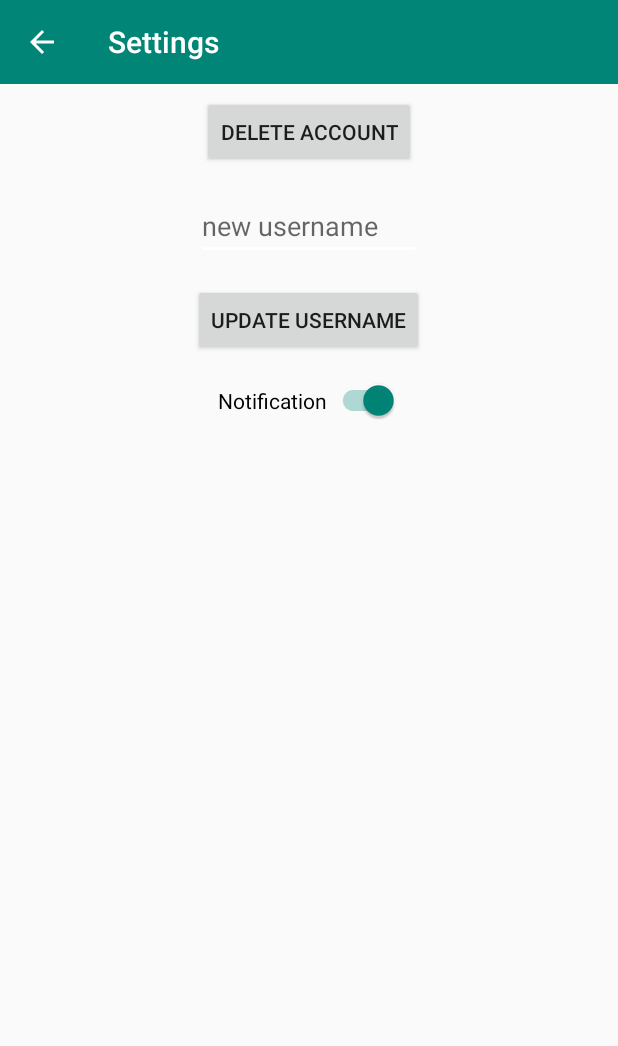
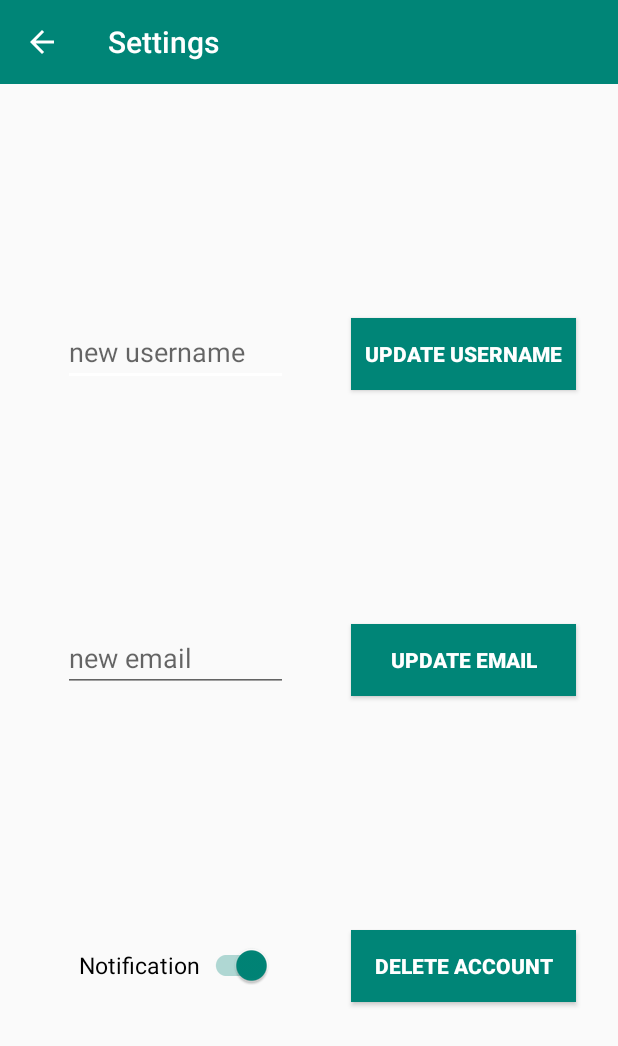
Before and after one commit to k4iz0/Go4Lunch, an Android app: the SettingsActivity screen opened directly, with no data from a screen before it, after a tap on "UPDATE USERNAME", on a phone screen of 412 x 824 dp. Shown: the top 1046 px of the screen. Run offline under Robolectric (Android 15) with nearby library versions, the light colour scheme and no system bars; our stand-ins replace ButterKnife, Firebase (no records; nobody signed in at launch, a user with empty details on screens opened directly).

Commit message:
implement update email fonctionnality in setting

```diff
--- a/app/src/main/java/ltd/kaizo/go4lunch/controller/activities/BaseActivity.java
+++ b/app/src/main/java/ltd/kaizo/go4lunch/controller/activities/BaseActivity.java
@@ -26,7 +26,7 @@ public abstract class BaseActivity extends AppCompatActivity {
     protected void onCreate(@Nullable Bundle savedInstanceState) {
         super.onCreate(savedInstanceState);
         this.setContentView(this.getFragmentLayout());
-        ButterKnife.bind(this,this);
+        ButterKnife.bind(this);
         DataRecordHelper.init(getApplicationContext());
 
         this.configureDesign();
--- a/app/src/main/java/ltd/kaizo/go4lunch/controller/activities/MainActivity.java
+++ b/app/src/main/java/ltd/kaizo/go4lunch/controller/activities/MainActivity.java
@@ -287,10 +287,10 @@ public class MainActivity extends BaseActivity implements NavigationView.OnNavig
         } else {
             username = currentUser.getUsername();
         }
-        if (TextUtils.isEmpty(getCurrentUser().getEmail())) {
+        if (TextUtils.isEmpty(currentUser.getEmail())) {
             email = "no email found";
         } else {
-            email = getCurrentUser().getEmail();
+            email = currentUser.getEmail();
         }
         if (TextUtils.isEmpty(currentUser.getUrlPicture())) {
             avatarUrl = "";
--- a/app/src/main/java/ltd/kaizo/go4lunch/controller/activities/SettingsActivity.java
+++ b/app/src/main/java/ltd/kaizo/go4lunch/controller/activities/SettingsActivity.java
@@ -3,7 +3,6 @@ package ltd.kaizo.go4lunch.controller.activities;
 import android.content.DialogInterface;
 import android.content.Intent;
 import android.support.annotation.NonNull;
-import android.support.design.widget.CoordinatorLayout;
 import android.support.v7.app.ActionBar;
 import android.support.v7.app.AlertDialog;
 import android.support.v7.widget.SwitchCompat;
@@ -20,6 +19,9 @@ import com.google.android.gms.tasks.OnFailureListener;
 import com.google.android.gms.tasks.OnSuccessListener;
 import com.google.android.gms.tasks.Task;
 
+import java.util.regex.Matcher;
+import java.util.regex.Pattern;
+
 import butterknife.BindView;
 import butterknife.OnClick;
 import ltd.kaizo.go4lunch.R;
@@ -34,11 +36,12 @@ import static ltd.kaizo.go4lunch.models.utils.DataRecordHelper.write;
  */
 public class SettingsActivity extends BaseActivity {
 
+    public static final Pattern VALID_EMAIL_ADDRESS_REGEX =
+            Pattern.compile("^[A-Z0-9._%+-]+@[A-Z0-9.-]+\\.[A-Z]{2,6}$", Pattern.CASE_INSENSITIVE);
     /**
      * The constant DELETE_USER_TASK.
      */
     private static final int DELETE_USER_TASK = 20;
-    CoordinatorLayout activitySettingLayout;
     /**
      * The Toolbar.
      */
@@ -49,12 +52,19 @@ public class SettingsActivity extends BaseActivity {
      */
     @BindView(R.id.activity_setting_notification_switch)
     SwitchCompat notificationSwitch;
+    @BindView(R.id.activity_setting_username_edit_text)
+    EditText usernameEditText;
+    @BindView(R.id.activity_setting_email_edittext)
+    EditText emailEditText;
     /**
      * The Tag.
      */
-    @BindView(R.id.activity_setting_username_edit_text)
-    EditText usernameEditText;
     private String TAG = getClass().getSimpleName();
+
+    public static boolean validateEmail(String emailStr) {
+        Matcher matcher = VALID_EMAIL_ADDRESS_REGEX.matcher(emailStr);
+        return matcher.find();
+    }
 
     @Override
     public int getFragmentLayout() {
@@ -65,7 +75,6 @@ public class SettingsActivity extends BaseActivity {
     public void configureDesign() {
         this.configureToolbar();
         this.configureNotificationSwitch();
-        activitySettingLayout = findViewById(R.id.activity_setting_coordinator_layout);
     }
 
     /**
@@ -92,13 +101,13 @@ public class SettingsActivity extends BaseActivity {
      * Configure on click update username button.
      */
     @OnClick(R.id.activity_setting_update_username_btn)
-    public void configureOnClickUpdateUsernameButton(final View view) {
+    public void configureOnClickUpdateUsernameButton() {
         if (isUsernameValid()) {
             UserHelper.updateUsername(usernameEditText.getText().toString(), getCurrentUser().getUid()).addOnCompleteListener(new OnCompleteListener<Void>() {
                 @Override
                 public void onComplete(@NonNull Task<Void> task) {
                     if (task.isSuccessful()) {
-                        Toast.makeText(getApplicationContext(), getString(R.string.update_usermane_success) + " " + usernameEditText.getText().toString(), Toast.LENGTH_SHORT).show();
+                        Toast.makeText(getApplicationContext(), getString(R.string.update_usermane_success) + " : " + usernameEditText.getText().toString(), Toast.LENGTH_SHORT).show();
                     }
                 }
             }).addOnFailureListener(new OnFailureListener() {
@@ -110,6 +119,34 @@ public class SettingsActivity extends BaseActivity {
         } else {
             Toast.makeText(this, getString(R.string.updateUsernameError), Toast.LENGTH_SHORT).show();
         }
+    }
+
+    /**
+     * configure on click update email button
+     */
+    @OnClick(R.id.activity_setting_update_email_btn)
+    public void configureOnClickUpdateEmailButton() {
+        if (isEmailValid()) {
+            UserHelper.updateEmail(emailEditText.getText().toString(), getCurrentUser().getUid()).addOnCompleteListener(new OnCompleteListener<Void>() {
+                @Override
+                public void onComplete(@NonNull Task<Void> task) {
+                    if (task.isSuccessful()) {
+                        Toast.makeText(getApplicationContext(), getString(R.string.update_email_success) + " : " + emailEditText.getText().toString(), Toast.LENGTH_SHORT).show();
+                    }
+                }
+            }).addOnFailureListener(new OnFailureListener() {
+                @Override
+                public void onFailure(@NonNull Exception e) {
+                    Toast.makeText(getApplicationContext(), getString(R.string.error_unknown_error), Toast.LENGTH_SHORT).show();
+                }
+            });
+        } else {
+            Toast.makeText(getApplicationContext(), getString(R.string.updateEmailError), Toast.LENGTH_SHORT).show();
+        }
+    }
+
+    private boolean isEmailValid() {
+        return emailEditText.getText().length() > 0 && validateEmail(emailEditText.getText().toString());
     }
 
     /**
@@ -192,7 +229,6 @@ public class SettingsActivity extends BaseActivity {
         };
     }
 
-
     /**
      * Configure toolbar.
      */
--- a/app/src/main/java/ltd/kaizo/go4lunch/models/API/UserHelper.java
+++ b/app/src/main/java/ltd/kaizo/go4lunch/models/API/UserHelper.java
@@ -124,6 +124,10 @@ public class UserHelper {
         return UserHelper.getUsersCollection().document(uid).update("username", username);
 
     }
+ public static Task<Void> updateEmail(String email, String uid) {
+        return UserHelper.getUsersCollection().document(uid).update("email", email);
+
+    }
 
     // --- DELETE ---
 
--- a/app/src/main/res/layout-v26/activity_settings.xml
+++ /dev/null
@@ -1,55 +0,0 @@
-<?xml version="1.0" encoding="utf-8"?>
-<LinearLayout xmlns:android="http://schemas.android.com/apk/res/android"
-    xmlns:tools="http://schemas.android.com/tools"
-    android:layout_width="match_parent"
-    android:layout_height="match_parent"
-    android:orientation="vertical"
-    tools:context=".controller.activities.SettingsActivity">
-
-    <android.support.v7.widget.Toolbar
-        android:id="@+id/setting_activity_toolbar"
-        android:layout_width="match_parent"
-        android:layout_height="?android:attr/actionBarSize"
-        android:theme="@style/ToolBarStyle" />
-
-    <Button
-        android:id="@+id/activity_setting_delete_account"
-        android:layout_width="wrap_content"
-        android:layout_height="wrap_content"
-        android:layout_gravity="center"
-        android:layout_marginStart="8dp"
-        android:layout_marginTop="8dp"
-        android:layout_marginEnd="8dp"
-        android:layout_marginBottom="8dp"
-        android:text="@string/delete_account" />
-
-    <EditText
-        android:id="@+id/activity_setting_username_edit_text"
-        android:layout_width="150dp"
-        android:layout_height="wrap_content"
-        android:layout_gravity="center"
-        android:hint="@string/new_username"
-        android:layout_margin="8dp"
-        android:autofillHints="@string/new_username" />
-
-    <Button
-        android:id="@+id/activity_setting_update_username_btn"
-        android:layout_width="wrap_content"
-        android:layout_height="wrap_content"
-        android:layout_gravity="center"
-        android:layout_marginStart="8dp"
-        android:layout_marginTop="8dp"
-        android:layout_marginEnd="8dp"
-        android:layout_marginBottom="8dp"
-        android:text="@string/update_username" />
-
-    <android.support.v7.widget.SwitchCompat
-        android:id="@+id/activity_setting_notification_switch"
-        android:layout_width="wrap_content"
-        android:layout_height="wrap_content"
-        android:layout_gravity="center"
-       android:layout_margin="8dp"
-        android:text="@string/notification"
-        android:theme="@style/SwitchStyle"
-        tools:checked="true" />
-</LinearLayout>
--- a/app/src/main/res/layout/activity_settings.xml
+++ b/app/src/main/res/layout/activity_settings.xml
@@ -1,16 +1,13 @@
 <?xml version="1.0" encoding="utf-8"?>
-<android.support.design.widget.CoordinatorLayout xmlns:android="http://schemas.android.com/apk/res/android"
-   android:id="@+id/activity_setting_coordinator_layout"
-    android:layout_width="match_parent"
-    android:layout_height="match_parent">
-
-    <LinearLayout xmlns:android="http://schemas.android.com/apk/res/android"
+<android.support.constraint.ConstraintLayout xmlns:android="http://schemas.android.com/apk/res/android"
+    xmlns:app="http://schemas.android.com/apk/res-auto"
     xmlns:tools="http://schemas.android.com/tools"
     android:id="@+id/activity_layout_setting"
     android:layout_width="match_parent"
     android:layout_height="match_parent"
     android:orientation="vertical"
-        tools:context=".controller.activities.SettingsActivity">
+    tools:context=".controller.activities.SettingsActivity"
+    tools:layout_editor_absoluteY="25dp">
 
     <android.support.v7.widget.Toolbar
         android:id="@+id/setting_activity_toolbar"
@@ -20,42 +17,77 @@
 
     <Button
         android:id="@+id/activity_setting_delete_account"
-            android:layout_width="wrap_content"
+        style="@style/ButtonStyle"
+        android:layout_width="150dp"
         android:layout_height="wrap_content"
         android:layout_gravity="center"
-            android:layout_marginStart="8dp"
-            android:layout_marginTop="8dp"
-            android:layout_marginEnd="8dp"
-            android:layout_marginBottom="8dp"
-            android:text="@string/delete_account" />
+        android:text="@string/delete_account"
+        app:layout_constraintBottom_toBottomOf="parent"
+        app:layout_constraintEnd_toEndOf="@+id/activity_setting_update_username_btn"
+        app:layout_constraintStart_toStartOf="@+id/activity_setting_update_username_btn"
+        app:layout_constraintTop_toBottomOf="@+id/activity_setting_update_email_btn" />
 
     <EditText
         android:id="@+id/activity_setting_username_edit_text"
         android:layout_width="150dp"
         android:layout_height="wrap_content"
         android:layout_gravity="center"
-            android:layout_margin="8dp"
-            android:hint="@string/new_username" />
+        android:layout_marginStart="8dp"
+        android:layout_marginEnd="8dp"
+        android:hint="@string/new_username"
+        android:inputType="text"
+        android:maxLines="1"
+        app:layout_constraintBaseline_toBaselineOf="@+id/activity_setting_update_username_btn"
+        app:layout_constraintEnd_toStartOf="@+id/activity_setting_update_username_btn"
+        app:layout_constraintStart_toStartOf="parent" />
 
     <Button
         android:id="@+id/activity_setting_update_username_btn"
-            android:layout_width="wrap_content"
+        style="@style/ButtonStyle"
+        android:layout_width="150dp"
         android:layout_height="wrap_content"
         android:layout_gravity="center"
-            android:layout_marginStart="8dp"
-            android:layout_marginTop="8dp"
-            android:layout_marginEnd="8dp"
-            android:layout_marginBottom="8dp"
-            android:text="@string/update_username" />
+        android:layout_marginEnd="28dp"
+        android:text="@string/update_username"
+        app:layout_constraintBottom_toTopOf="@+id/activity_setting_update_email_btn"
+        app:layout_constraintEnd_toEndOf="parent"
+        app:layout_constraintTop_toBottomOf="@+id/setting_activity_toolbar" />
+
+    <EditText
+        android:id="@+id/activity_setting_email_edittext"
+        android:layout_width="150dp"
+        android:layout_height="wrap_content"
+        android:layout_gravity="center"
+        android:hint="@string/new_email"
+        android:inputType="textEmailAddress"
+        android:maxLines="1"
+        app:layout_constraintBaseline_toBaselineOf="@+id/activity_setting_update_email_btn"
+        app:layout_constraintEnd_toEndOf="@+id/activity_setting_username_edit_text"
+        app:layout_constraintStart_toStartOf="@+id/activity_setting_username_edit_text" />
+
+    <Button
+        android:id="@+id/activity_setting_update_email_btn"
+        style="@style/ButtonStyle"
+        android:layout_width="150dp"
+        android:layout_height="wrap_content"
+        android:layout_gravity="center"
+        android:text="@string/update_email"
+        app:layout_constraintBottom_toTopOf="@+id/activity_setting_delete_account"
+        app:layout_constraintEnd_toEndOf="@+id/activity_setting_update_username_btn"
+        app:layout_constraintStart_toStartOf="@+id/activity_setting_update_username_btn"
+        app:layout_constraintTop_toBottomOf="@+id/activity_setting_update_username_btn" />
 
     <android.support.v7.widget.SwitchCompat
         android:id="@+id/activity_setting_notification_switch"
         android:layout_width="wrap_content"
-            android:layout_height="wrap_content"
+        android:layout_height="40dp"
         android:layout_gravity="center"
-            android:layout_margin="8dp"
         android:text="@string/notification"
+        android:textSize="15sp"
         android:theme="@style/SwitchStyle"
+        app:layout_constraintBaseline_toBaselineOf="@+id/activity_setting_delete_account"
+        app:layout_constraintEnd_toEndOf="@+id/activity_setting_username_edit_text"
+        app:layout_constraintStart_toStartOf="@+id/activity_setting_username_edit_text"
         tools:checked="true" />
-    </LinearLayout>
-</android.support.design.widget.CoordinatorLayout>
+
+</android.support.constraint.ConstraintLayout>
--- a/app/src/main/res/values/strings.xml
+++ b/app/src/main/res/values/strings.xml
@@ -125,5 +125,9 @@
     <string name="new_username">new username</string>
     <string name="update_usermane_success">username successfully updated to</string>
     <string name="updateUsernameError">the new username should be bigger than 2 characters</string>
+    <string name="new_email">new email</string>
+    <string name="update_email">update email</string>
+    <string name="update_email_success">email successfully updated to</string>
+    <string name="updateEmailError">please enter a valid address email</string>
 
 </resources>
--- a/app/src/main/res/values/styles.xml
+++ b/app/src/main/res/values/styles.xml
@@ -13,7 +13,13 @@
         <item name="android:textColor">#FFF</item>
 
     </style>
-<!--TOOLBAR-->
+    <!--BUTTON-->
+    <style name="ButtonStyle">
+        <item name="android:textStyle">bold</item>
+        <item name="android:textColor">#FFF</item>
+        <item name="android:background">@color/colorPrimary</item>
+    </style>
+    <!--TOOLBAR-->
     <style name="ToolBarStyle" parent="AppTheme">
         <item name="android:background">@color/colorPrimary</item>
         <item name="android:textColorPrimary">@android:color/white</item>
@@ -56,9 +62,10 @@
         <item name="android:layout_marginBottom">8dp</item>
         <item name="android:background">@android:color/white</item>
     </style>
-    //ALERT DIALOG
-    <style name="AlertDialogCustom" parent="@android:style/Theme.Dialog">
-        <item name="android:textColor">#000000</item>
+
+   <!--ALERT DIALOG-->
+    <style name="AlertDialogCustom" >
+        <item name="android:textColor">@color/colorPrimary</item>
         <item name="android:textSize">14sp</item>
     </style>
 </resources>
```
Also changed, not shown: app/src/main/AndroidManifest.xml (+2 -5 lines), app/src/main/java/ltd/kaizo/go4lunch/models/User.java (+12 -0 lines), app/src/main/res/layout/activity_detail.xml (+15 -20 lines), 1 other file. Lines whose indentation alone changed are shown as unchanged.
